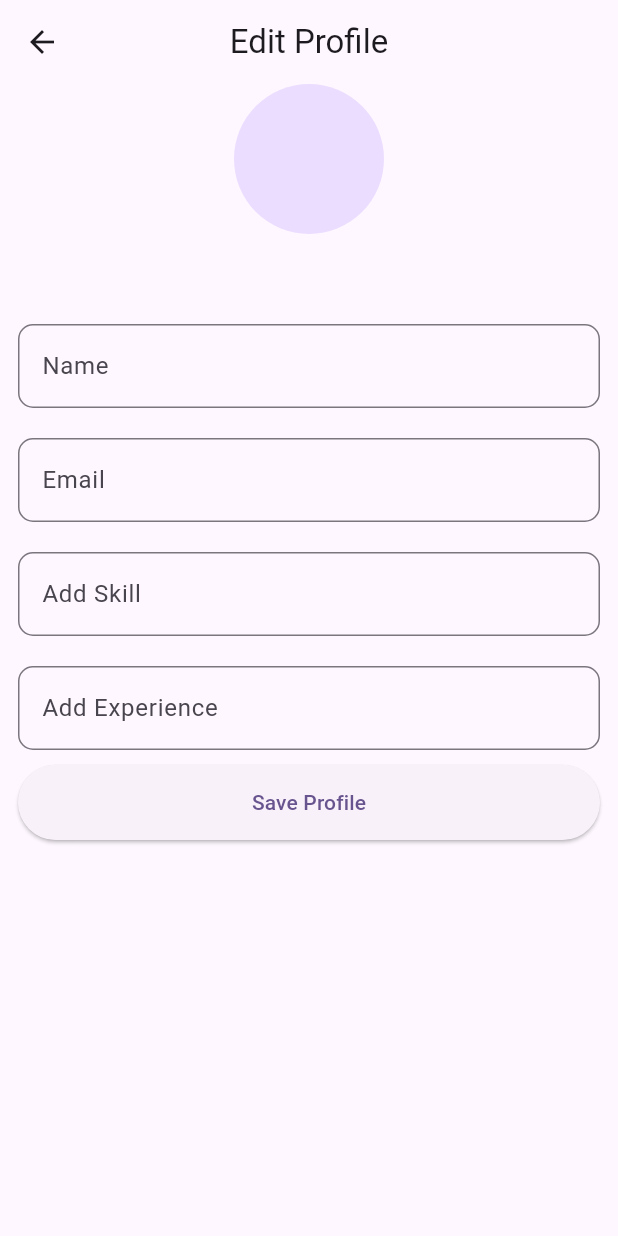
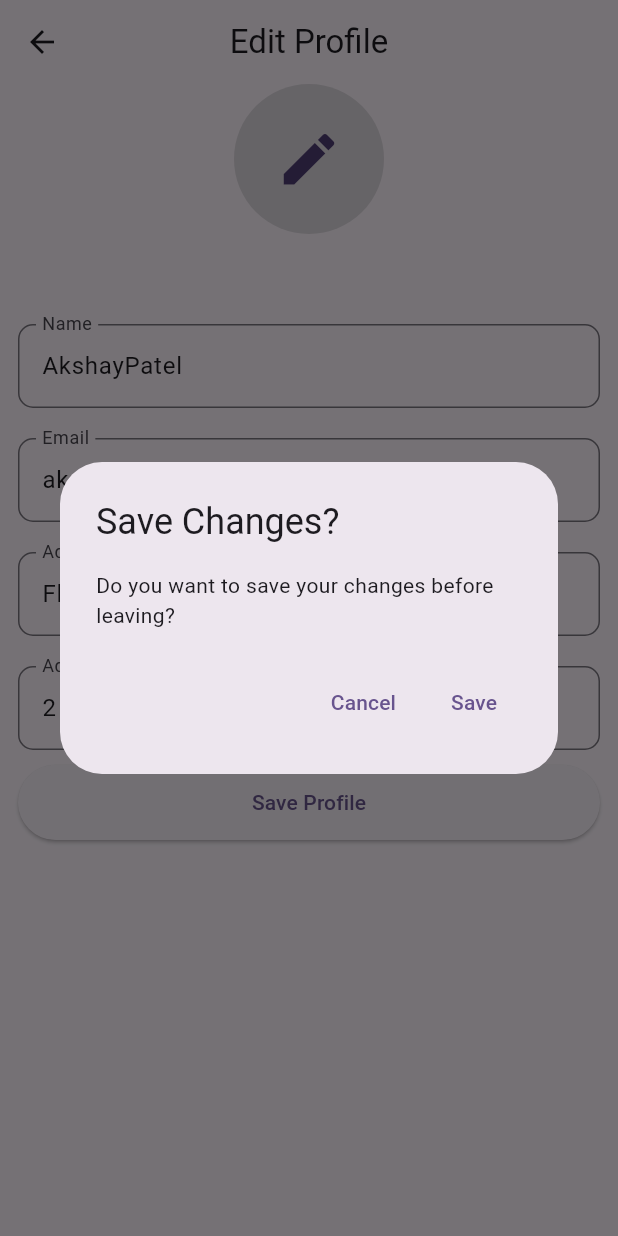
Before and after one commit to AxayPaTeL1/myprofil, a Flutter app: the EditProfileScreen screen opened by its route, after a tap on "Save Profile", on a phone screen of 412 x 824 dp. Run offline on Flutter 3.47's test engine with Material 2 defaults, Android fonts, the phone set to English and light mode, and no system bars; our stand-ins replace get, google_sign_in, image_picker, shared_preferences, sqflite; accounts and stored records are empty.

Commit message:
final Commit

```diff
--- a/lib/main.dart
+++ b/lib/main.dart
@@ -1,35 +1,39 @@
 import 'package:flutter/material.dart';
 import 'package:get/get.dart';
+import 'package:myprofile/utils/commen_method.dart';
 import 'package:myprofile/view/edit_profile_screen/edit_profile_screen.dart';
 import 'package:myprofile/view/login_screen/login_controller.dart';
 import 'package:myprofile/view/login_screen/login_screen.dart';
 import 'package:myprofile/view/profile_screen/home_screen.dart';
 
-
 void main() {
-  runApp( MyApp());
+  runApp(MyApp());
 }
 
-class MyApp extends StatelessWidget {
+class MyApp extends StatefulWidget {
+  MyApp({super.key});
+
+  @override
+  State<MyApp> createState() => _MyAppState();
+}
+
+class _MyAppState extends State<MyApp> {
   final LoginController authController = Get.put(LoginController());
-   MyApp({super.key});
 
-  // This widget is the root of your application.
   @override
   Widget build(BuildContext context) {
     return GetMaterialApp(
       debugShowCheckedModeBanner: false,
-      title: 'Flutter Demo',
       theme: ThemeData(
         colorScheme: ColorScheme.fromSeed(seedColor: Colors.deepPurple),
         useMaterial3: true,
       ),
-      initialRoute: authController.isLoggedIn.value ? '/home' : '/login',
+      home: authController.isLoggedIn.value ? HomeScreen() : LoginScreen(),
       getPages: [
         GetPage(
-          name: '/login',
-          page: () => LoginScreen(),
-        ),
+            name: '/login',
+            page: () => LoginScreen(),
+            binding: LoginControllerBindings()),
         GetPage(
           name: '/home',
           page: () => HomeScreen(),
@@ -43,5 +47,4 @@ class MyApp extends StatelessWidget {
   }
 }
 
-
 bool kDebugMode = true;
--- a/lib/services/local_databse/profile_database.dart
+++ b/lib/services/local_databse/profile_database.dart
@@ -0,0 +1,140 @@
+/*
+import 'package:sqflite/sqflite.dart';
+import 'package:path/path.dart';
+
+class DatabaseHelper {
+   DatabaseHelper _instance;
+   Database _database;
+
+  DatabaseHelper._internal();
+
+  factory DatabaseHelper() {
+    if (_instance == null) {
+      _instance = DatabaseHelper._internal();
+    }
+    return _instance;
+  }
+
+  Future<Database> get database async {
+    if (_database != null) return _database;
+
+    _database = await initDatabase();
+    return _database;
+  }
+
+  Future<Database> initDatabase() async {
+    final String databasesPath = await getDatabasesPath();
+    final String path = join(databasesPath, 'my_profile.db');
+
+    return await openDatabase(
+      path,
+      version: 1,
+      onCreate: (Database db, int version) async {
+        await db.execute('''
+          CREATE TABLE profile (
+            id INTEGER PRIMARY KEY,
+            name TEXT,
+            email TEXT,
+            imagePath TEXT,
+            skills TEXT,
+            experience TEXT
+          )
+        ''');
+      },
+    );
+  }
+}
+*/
+
+import 'dart:io';
+
+import 'package:path/path.dart';
+import 'package:sqflite/sqflite.dart';
+
+class DatabaseHelpper {
+  static const _databasename = "myProfile.db";
+  static const _databaseversion = 1;
+
+  static const table = "my_table";
+
+
+  static Database? _database;
+
+  DatabaseHelpper._privateConstuctor();
+  static DatabaseHelpper instance = DatabaseHelpper._privateConstuctor();
+
+  factory DatabaseHelpper() {
+    if (instance == null) {
+      instance = DatabaseHelpper.instance;
+    }
+    return instance;
+  }
+  Future<Database?> get databse async {
+    if (_database != null) return _database;
+    _database = await _initDatabase();
+    return _database;
+  }
+
+  _initDatabase() async {
+    final String databasesPath = await getDatabasesPath();
+    String path = join(databasesPath, _databasename);
+    return await openDatabase(path,
+        version: _databaseversion, onCreate: _onCreate);
+  }
+
+  Future _onCreate(Database db, int version) async {
+    await db.execute('''
+ CREATE TABLE profile (
+            id INTEGER PRIMARY KEY,
+            name TEXT,
+            email TEXT,
+            imagePath TEXT,
+            skills TEXT,
+            experience TEXT
+          )
+        ''');
+  }
+
+
+  Future<int> insert(Map<String, dynamic> row) async {
+    Database? db = await instance.databse;
+    return await db!.insert(table, row);
+  }
+
+  // Future<List<Map<String, dynamic>>> queryall() async {
+  //   Database? db = await instance.databse;
+  //   return await db!.query(table);
+  // }
+
+  Future<List> getAllRecords(String dbTable) async {
+    var dbClient = await instance.databse;
+    List<Map<String, dynamic>> result = await dbClient!.rawQuery("SELECT * FROM $dbTable");
+    print("get all records $result");
+    return result;
+  }
+
+  /*Future<List<DatabaseHelpper>> getdata() async {
+    final db = await databse;
+    final List<Map<String, dynamic>> maps = await db!.query('getdata');
+
+    return List.generate(maps.length, (i) {
+      return DatabaseHelpper(
+        id: maps[i]["id"],
+        name: maps[i]['name'],
+        age: maps[i]['age'],
+      );
+    });
+  }*/
+
+  Future<int> delete(int id) async {
+    var dbClint = await _database;
+    return await dbClint!.delete('$table', where: "id = ?", whereArgs: [id]);
+  }
+
+// Future<int>update(int id) async{
+//   Database? db = await instance.databse;
+//   var res = await db.update(table, {})
+// }
+
+
+}
--- a/lib/utils/commen_method.dart
+++ b/lib/utils/commen_method.dart
@@ -1,8 +1,21 @@
 
 import 'package:flutter/material.dart';
+import 'package:get/get.dart';
+import 'package:myprofile/view/edit_profile_screen/edit_profile_controller.dart';
+import 'package:myprofile/view/login_screen/login_controller.dart';
+import 'package:myprofile/view/profile_screen/home_controller.dart';
 
 InputDecoration buildInputDecorationTextField({labelName}) {
   return InputDecoration(labelText: labelName,   border: OutlineInputBorder(
     borderRadius: BorderRadius.circular(10.0),
   ),);
 }
+
+
+
+class LoginControllerBindings implements Bindings {
+  @override
+  void dependencies() {
+    Get.lazyPut<LoginController>(() => LoginController());
+  }
+}
--- a/lib/view/edit_profile_screen/edit_profile_controller.dart
+++ b/lib/view/edit_profile_screen/edit_profile_controller.dart
@@ -1,14 +1,34 @@
+import 'package:flutter/material.dart';
 import 'package:get/get.dart';
 import 'package:image_picker/image_picker.dart';
+import 'package:myprofile/services/local_databse/profile_database.dart';
+import 'package:sqflite/sqflite.dart';
+
+import 'edit_profile_model.dart';
 
 class EditProfileController extends GetxController {
+  final TextEditingController nameController = TextEditingController();
+  final TextEditingController emailController = TextEditingController();
+  final TextEditingController skillController = TextEditingController();
+  final TextEditingController experienceController = TextEditingController();
+
   RxString imagePath = ''.obs;
+  final DatabaseHelpper dbHelper = DatabaseHelpper();
+
+
+  @override
+  void onInit() {
+   getProfile();
+    super.onInit();
+  }
+
 
   Future<void> pickImage() async {
     final picker = ImagePicker();
     final pickedFile = await picker.pickImage(source: ImageSource.gallery);
     if (pickedFile != null) {
       imagePath.value = pickedFile.path;
+
     }
   }
 
@@ -19,5 +39,49 @@ class EditProfileController extends GetxController {
     skillsList.value = text.split(',');
   }
 
+  Future<void> insertProfile(ProfileModel profile) async {
+    final Database? db = await dbHelper.databse;
+    await db!.insert('profile', profile.toMap());
+  }
+
+  Future<Map<String, dynamic>> getProfile() async {
+    final Database? db = await dbHelper.databse;
+    final List<Map<String, dynamic>> maps = await db!.query('profile');
+    ProfileModel profileInfo = ProfileModel.fromJson(maps.first);
+    nameController.text = profileInfo.name!;
+    emailController.text = profileInfo.email!;
+    skillController.text = profileInfo.skills!;
+    experienceController.text = profileInfo.experience!;
+    imagePath.value = profileInfo.imagePath!;
+    return maps.first;
+    // return ProfileModel.fromMap(maps.first);
+  }
+
+  Future<void> updateProfile(ProfileModel profile) async {
+    final Database? db = await dbHelper.databse;
+    await db?.update(
+      'profile',
+      profile.toMap(),
+      where: 'id = ?',
+      whereArgs: [profile.id],
+    ).then((value)  {
+      // HomeScreenController().getProfile();
+    Get.snackbar('Update', ' Update is successfully' , snackPosition: SnackPosition.BOTTOM);
+    });
+  }
+
+  void saveProfile() {
+    final profile = ProfileModel(
+      name: nameController.text,
+      email: emailController.text,
+      imagePath: imagePath.value,
+      skills: skillController.text,
+      experience: experienceController.text,
+      id: 111,
+    );
+    updateProfile(profile);
+  }
+
+
 
 }
--- a/lib/view/edit_profile_screen/edit_profile_model.dart
+++ b/lib/view/edit_profile_screen/edit_profile_model.dart
@@ -1,21 +1,18 @@
+class ProfileModel {
+  int? id;
+  String? name;
+  String? email;
+  String? imagePath;
+  String? skills;
+  String? experience;
 
-
-class ProfileModel {
-  int id;
-  String name;
-  String email;
-  String imagePath;
-  String skills;
-  String experience;
-
-  ProfileModel({
-    required this.id,
-    required this.name,
-    required this.email,
-    required this.imagePath,
-    required   this.skills,
-    required   this.experience,
-  });
+  ProfileModel(
+      {this.id,
+      this.name,
+      this.email,
+      this.imagePath,
+      this.skills,
+      this.experience});
 
   Map<String, dynamic> toMap() {
     return {
@@ -27,4 +24,24 @@ class ProfileModel {
       'experience': experience,
     };
   }
+
+  ProfileModel.fromJson(Map<String, dynamic> json) {
+    id = json['id'];
+    name = json['name'];
+    email = json['email'];
+    imagePath = json['imagePath'];
+    skills = json['skills'];
+    experience = json['experience'];
+  }
+
+  Map<String, dynamic> toJson() {
+    final Map<String, dynamic> data = new Map<String, dynamic>();
+    data['id'] = this.id;
+    data['name'] = this.name;
+    data['email'] = this.email;
+    data['imagePath'] = this.imagePath;
+    data['skills'] = this.skills;
+    data['experience'] = this.experience;
+    return data;
+  }
 }
--- a/lib/view/edit_profile_screen/edit_profile_screen.dart
+++ b/lib/view/edit_profile_screen/edit_profile_screen.dart
@@ -1,85 +1,114 @@
-
-
-
 import 'dart:io';
 
 import 'package:flutter/cupertino.dart';
 import 'package:flutter/material.dart';
 import 'package:get/get.dart';
 import 'package:myprofile/utils/commen_method.dart';
+import 'edit_profile_controller.dart';
 
-import 'edit_profile_controller.dart';
-import 'edit_profile_model.dart';
-
-class EditProfileScreen extends GetView {
+class EditProfileScreen extends GetView<EditProfileController> {
   EditProfileScreen({super.key});
 
-  // final _imageController = Get.put(EditProfileController());
+  final editController = Get.put(EditProfileController());
 
-   final TextEditingController nameController = TextEditingController();
-   final TextEditingController emailController = TextEditingController();
-   final TextEditingController skillController = TextEditingController();
-   final TextEditingController experienceController = TextEditingController();
-
-   final controller = Get.put(EditProfileController());
-
+  final formKey = GlobalKey<FormState>();
 
   @override
   Widget build(BuildContext context) {
-    return  WillPopScope(
-      onWillPop: ()async{
+    return WillPopScope(
+      onWillPop: () async {
         await showConfirmationDialog(context);
         return false;
       },
       child: Scaffold(
-        appBar: AppBar(title: const Text("Edit Profile"), centerTitle: true,),
-      body: ListView(
+        appBar: AppBar(
+          title: const Text("Edit Profile"),
+          centerTitle: true,
+        ),
+        body: Form(
+          key: formKey,
+          child: ListView(
             children: [
               Center(
                 child: InkWell(
                   onTap: () async {
-                await controller.pickImage();
+                    await editController.pickImage();
                   },
-              child: CircleAvatar(
+                  child: Obx(() {
+                    return editController.imagePath.value.isEmpty
+                        ? const CircleAvatar(
+                            radius: 50,
+                            backgroundColor: Colors.black12,
+                            child: Icon(Icons.edit , size: 45,),
+                          )
+                        : CircleAvatar(
                             radius: 50.0,
-                // backgroundImage: _imageController.imagePath.value.isEmpty
-                //     ? AssetImage('assets/avatar.png')
+                            backgroundImage:
+                                FileImage(File(editController.imagePath.value)),
+                            // backgroundImage: editController.imagePath.value.isEmpty
+                            //     ? Icon(Icons.edit)
                             //     : FileImage(_imageController.imagePath.value as File),
+                            // child: editController.imagePath.value.isEmpty ? const Icon(Icons.edit) : Image.file(File(editController.imagePath.value) , fit: BoxFit.cover,),
+                          );
+                  }),
                 ),
               ),
-          ),
-
               const SizedBox(height: 50),
-
               TextFormField(
-            controller: nameController,
-            decoration: buildInputDecorationTextField(labelName: "Name")
+                controller: editController.nameController,
+                decoration: buildInputDecorationTextField(labelName: "Name"),
+                validator: (value) {
+                  if (value!.isEmpty) {
+                    return 'Please enter a Name';
+                  }
+                  return null;
+                },
               ).paddingSymmetric(vertical: 10),
               TextFormField(
-            controller: emailController,
+                validator: (value) {
+                  if (value!.isEmpty) {
+                    return 'Please enter a Email';
+                  }
+                  return null;
+                },
+                controller: editController.emailController,
                 decoration: buildInputDecorationTextField(labelName: 'Email'),
               ).paddingSymmetric(vertical: 10),
               TextFormField(
-            controller: skillController,
-            decoration: buildInputDecorationTextField(labelName: 'Add Skill'),
+                validator: (value) {
+                  if (value!.isEmpty) {
+                    return 'Please enter a Add Skill';
+                  }
+                  return null;
+                },
+                controller: editController.skillController,
+                decoration:
+                    buildInputDecorationTextField(labelName: 'Add Skill'),
               ).paddingSymmetric(vertical: 10),
-
               TextFormField(
-            controller: experienceController,
-            decoration: buildInputDecorationTextField(labelName: 'Add Experience'),
+                validator: (value) {
+                  if (value!.isEmpty) {
+                    return 'Please enter a Add Experience';
+                  }
+                  return null;
+                },
+                controller: editController.experienceController,
+                decoration:
+                    buildInputDecorationTextField(labelName: 'Add Experience'),
               ).paddingSymmetric(vertical: 10),
-
               SizedBox(
                   width: MediaQuery.of(context).size.width,
                   height: 50,
-              child: ElevatedButton(onPressed: ()async {
-                editProfile ();
-                return;
+                  child: ElevatedButton(
+                      onPressed: () async {
+                        if (formKey.currentState!.validate()) {
                           await showConfirmationDialog(context);
-              }, child: const Text("Save Profile")))
+                        }
+                      },
+                      child: const Text("Save Profile"))),
             ],
           ).paddingSymmetric(horizontal: 12),
-
+        ),
       ),
     );
   }
@@ -90,42 +119,28 @@ class EditProfileScreen extends GetView {
       barrierDismissible: false, // Prevent dismissing the dialog with a tap
       builder: (BuildContext context) {
         return AlertDialog(
-           title: Text('Save Changes?'),
-           content: Text('Do you want to save your changes before leaving?'),
+          title: const Text('Save Changes?'),
+          content:
+              const Text('Do you want to save your changes before leaving?'),
           actions: <Widget>[
             TextButton(
               onPressed: () {
-                 // Discard changes and pop the screen
                 Navigator.of(context).pop();
                 Get.back();
               },
-               child: Text('Cancel'),
+              child: const Text('Cancel'),
             ),
             TextButton(
               onPressed: () {
-                 // Save changes and pop the screen
-                 // Implement your save logic here
                 Navigator.of(context).pop();
-                 Get.back();
+                editController.saveProfile();
+                Get.offNamed('home');
               },
-               child: Text('Save'),
+              child: const Text('Save'),
             ),
           ],
         );
       },
     );
   }
-
-
-
-
-   void editProfile (){
-     final profile = ProfileModel(
-       name: nameController.text,
-       email: emailController.text,
-       imagePath: controller.imagePath.value,
-       skills: skillController.text,
-       experience: experienceController.text, id: 111,
-     );
 }
-}
--- a/lib/view/profile_screen/home_controller.dart
+++ b/lib/view/profile_screen/home_controller.dart
@@ -1,16 +1,48 @@
 import 'package:get/get.dart';
+import 'package:myprofile/services/local_databse/profile_database.dart';
+import 'package:myprofile/view/edit_profile_screen/edit_profile_model.dart';
+import 'package:sqflite/sqlite_api.dart';
 
 class HomeScreenController extends GetxController {
   RxList skillsList = [].obs;
-
+  final DatabaseHelpper dbHelper = DatabaseHelpper();
   @override
   void onInit() {
-    splitSkillsText();
+    getProfile();
     super.onInit();
   }
 
-  void splitSkillsText() {
-    String text = "Dart,flutter,git,c++,";
-    skillsList.value = text.split(',');
+  void splitSkillsText({text}) {
+    skillsList.value = profileInfo!.skills!.split(',');
   }
+
+  ProfileModel? profileInfo;
+
+  Future<ProfileModel> getProfile() async {
+    final Database? db = await dbHelper.databse;
+    final List<Map<String, dynamic>> maps = await db!.query('profile');
+    if (maps.isEmpty) {
+      print("Database is Empty");
+      ProfileModel demoProfile = ProfileModel(
+        name: "AkshayPatel",
+        email: "akshay1031@Gmail.com",
+        imagePath: "",
+        experience: "2 Year",
+        skills: "Flutter,Dart,GitHub,Firebase,SqlLite",
+        id: 111
+      );
+      insertProfile(demoProfile);
+      // return null;
+    }
+    profileInfo = ProfileModel.fromJson(maps.first);
+    splitSkillsText();
+    return ProfileModel.fromJson(maps.first);
+  }
+
+
+  Future<void> insertProfile(ProfileModel profile) async {
+    final Database? db = await dbHelper.databse;
+    await db!.insert('profile', profile.toMap());
+  }
+
 }
--- a/pubspec.yaml
+++ b/pubspec.yaml
@@ -41,6 +41,8 @@ dependencies:
   fluttertoast: ^8.2.2
   image_picker: ^1.0.4
   path: ^1.8.3
+  google_sign_in: ^6.1.5
+
 
 dev_dependencies:
   flutter_test:
```
Also changed, not shown: lib/view/login_screen/login_controller.dart (+36 -20 lines), lib/view/login_screen/login_screen.dart (+9 -1 lines), lib/view/profile_screen/home_screen.dart (+33 -13 lines), pubspec.lock. Lines whose indentation alone changed are shown as unchanged.
